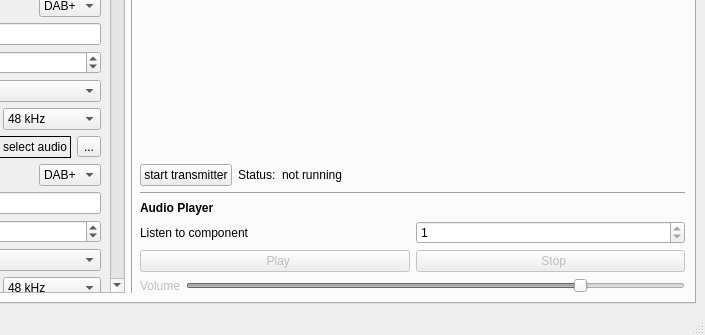
First picture: the form in python/GUI/user_frontend.ui, repository kit-cel/gr-dab, before the edit; both pictures show x 441 to 1146 and y 404 to 739 of the 1146 by 739 pixel window.
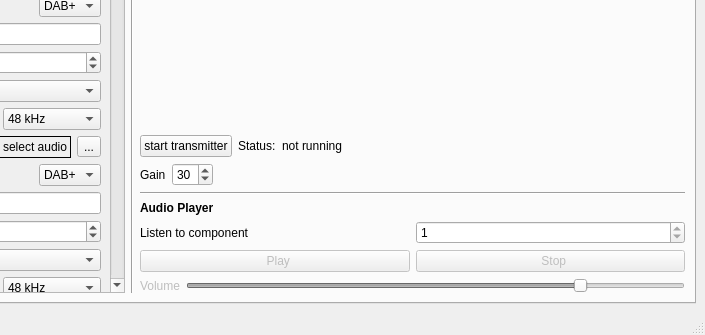
Second picture: the form after the edit. The open tabs and pages were chosen to show the change. Icons and pictures are not drawn.

Commit message: add gain adjustment and fix receiver usrp tune

```diff
--- a/python/GUI/user_frontend.ui
+++ b/python/GUI/user_frontend.ui
@@ -2928,6 +2928,40 @@
               </item>
              </layout>
             </item>
+            <item>
+             <layout class="QHBoxLayout" name="horizontalLayout_39">
+              <item>
+               <widget class="QLabel" name="label_9">
+                <property name="text">
+                 <string>Gain</string>
+                </property>
+               </widget>
+              </item>
+              <item>
+               <widget class="QSpinBox" name="tx_gain">
+                <property name="maximum">
+                 <number>80</number>
+                </property>
+                <property name="value">
+                 <number>30</number>
+                </property>
+               </widget>
+              </item>
+              <item>
+               <spacer name="horizontalSpacer_9">
+                <property name="orientation">
+                 <enum>Qt::Horizontal</enum>
+                </property>
+                <property name="sizeHint" stdset="0">
+                 <size>
+                  <width>40</width>
+                  <height>20</height>
+                 </size>
+                </property>
+               </spacer>
+              </item>
+             </layout>
+            </item>
             <item>
              <widget class="Line" name="line_10">
               <property name="orientation">
```
Left out of the diff: 38 changed lines with no effect on the pictures. The commit also changes 5 other files.
